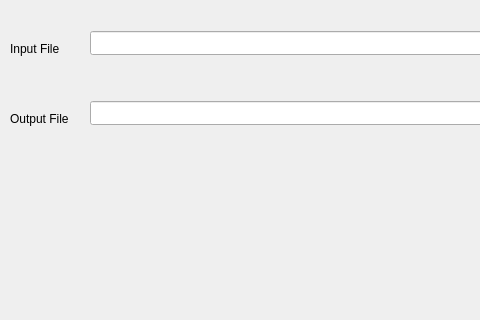
First picture: the form in src/examples/gui-georef/MBES-lib-georefGUI/mainwindow.ui, repository CIDCO-dev/MBES-lib, before the edit; both pictures show x 0 to 480 and y 206 to 526 of the 791 by 526 pixel window.
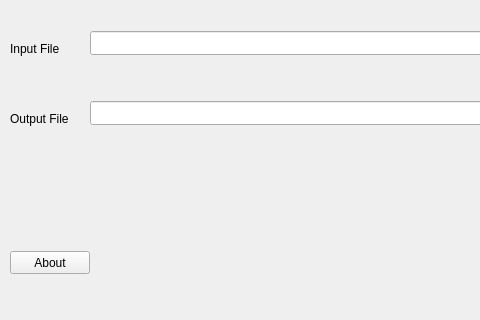
Second picture: the form after the edit.

Commit message: About button

Diff of the .ui file:
```diff
--- a/src/examples/gui-georef/MBES-lib-georefGUI/mainwindow.ui
+++ b/src/examples/gui-georef/MBES-lib-georefGUI/mainwindow.ui
@@ -227,6 +227,19 @@
      </property>
     </widget>
    </widget>
+   <widget class="QPushButton" name="buttonAbout">
+    <property name="geometry">
+     <rect>
+      <x>10</x>
+      <y>440</y>
+      <width>80</width>
+      <height>23</height>
+     </rect>
+    </property>
+    <property name="text">
+     <string>About</string>
+    </property>
+   </widget>
   </widget>
   <widget class="QMenuBar" name="menuBar">
    <property name="geometry">
```
The commit also changes 7 other files.
